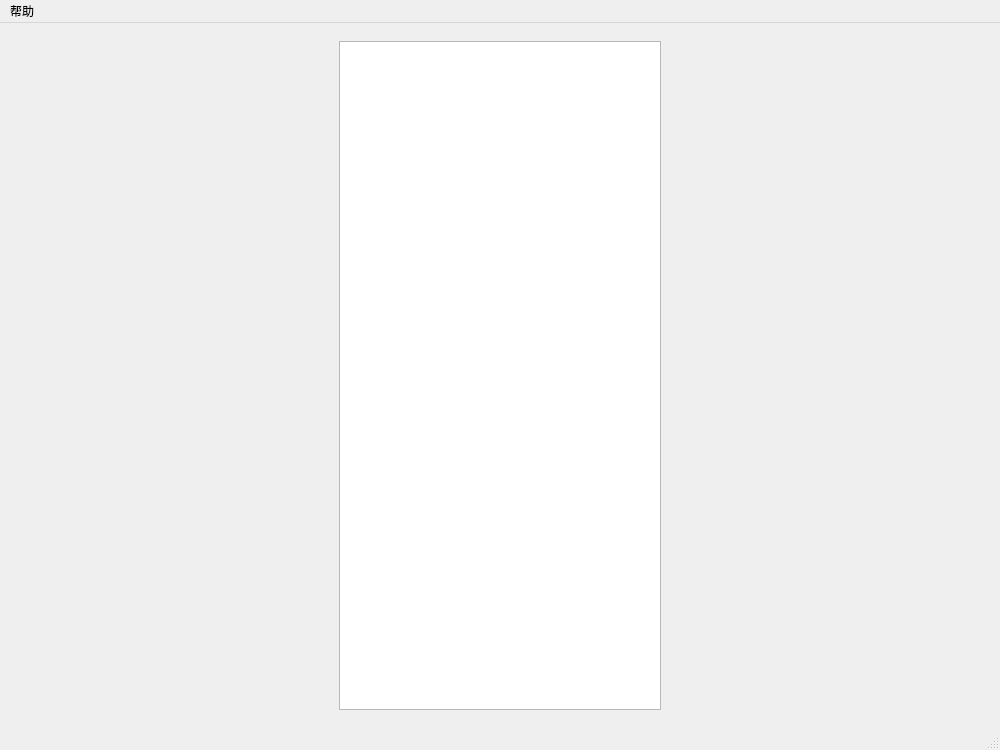
Old version of the form client/src/MainWindow.ui in the repository Kez-Jo1909/NO_Flychess.
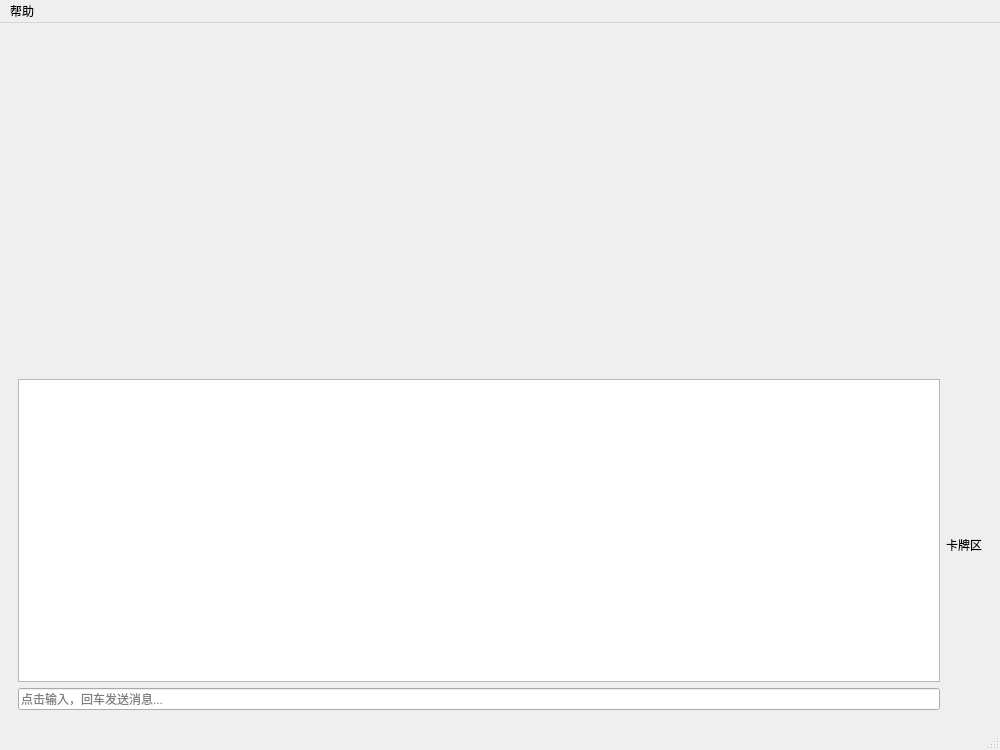
New version of the form. The open tabs and pages were chosen to show the change. Custom widgets are drawn as their Qt base class.

Diff of the .ui file:
```diff
--- a/client/src/MainWindow.ui
+++ b/client/src/MainWindow.ui
@@ -731,35 +731,41 @@
       <widget class="QWidget" name="GamePage">
        <layout class="QVBoxLayout" name="verticalLayout_GamePage">
         <item>
-         <layout class="QHBoxLayout" name="horizontalLayout_6">
+         <widget class="ChessBoardWidget" name="chessBoardWidget" native="true">
+          <property name="sizePolicy">
+           <sizepolicy hsizetype="Expanding" vsizetype="Expanding">
+            <horstretch>0</horstretch>
+            <verstretch>0</verstretch>
+           </sizepolicy>
+          </property>
+         </widget>
+        </item>
+        <item>
+         <layout class="QHBoxLayout" name="horizontalLayout_9">
           <item>
-           <spacer name="horizontalSpacer_10">
-            <property name="orientation">
-             <enum>Qt::Horizontal</enum>
-            </property>
-            <property name="sizeHint" stdset="0">
-             <size>
-              <width>40</width>
-              <height>20</height>
-             </size>
-            </property>
-           </spacer>
+           <layout class="QVBoxLayout" name="verticalLayout_5">
+            <item>
+             <widget class="QListWidget" name="listWidget"/>
+            </item>
+            <item>
+             <widget class="QLineEdit" name="lineEdit">
+              <property name="placeholderText">
+               <string>点击输入，回车发送消息...</string>
+              </property>
+             </widget>
+            </item>
+           </layout>
           </item>
           <item>
-           <widget class="SquareGraphicsView" name="graphicsView"/>
-          </item>
-          <item>
-           <spacer name="horizontalSpacer_11">
-            <property name="orientation">
-             <enum>Qt::Horizontal</enum>
-            </property>
-            <property name="sizeHint" stdset="0">
-             <size>
-              <width>40</width>
-              <height>20</height>
-             </size>
-            </property>
-           </spacer>
+           <layout class="QHBoxLayout" name="horizontalLayout_11">
+            <item>
+             <widget class="QLabel" name="label">
+              <property name="text">
+               <string>卡牌区</string>
+              </property>
+             </widget>
+            </item>
+           </layout>
           </item>
          </layout>
         </item>
@@ -801,8 +807,8 @@
  </widget>
  <customwidgets>
   <customwidget>
-   <class>SquareGraphicsView</class>
-   <extends>QGraphicsView</extends>
+   <class>ChessBoardWidget</class>
+   <extends>QWidget</extends>
    <header>MainWindow.h</header>
   </customwidget>
  </customwidgets>
```
Left out of the diff: 4 changed lines with no effect on the pictures.
